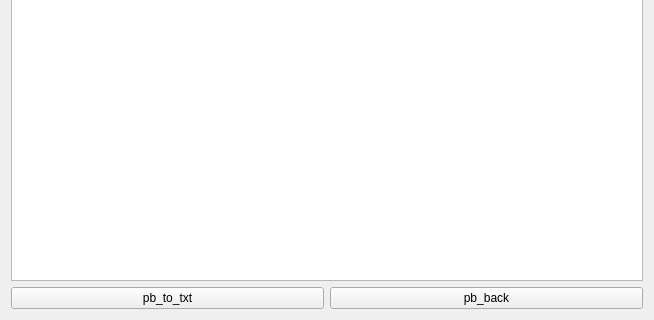
Qt form an_result.ui (Yavlados/VKR) before a commit; both pictures show x 0 to 654 and y 161 to 481 of the 654 by 481 pixel window.
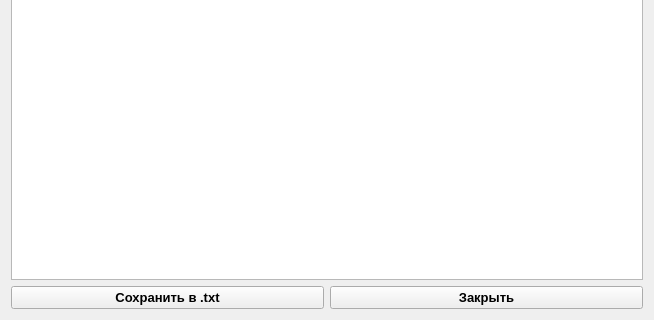
The same form after that commit.

Diff of the .ui file:
```diff
--- a/an_result.ui
+++ b/an_result.ui
@@ -30,15 +30,29 @@
     <layout class="QHBoxLayout" name="horizontalLayout">
      <item>
       <widget class="QPushButton" name="pb_to_txt">
+       <property name="font">
+        <font>
+         <pointsize>10</pointsize>
+         <weight>75</weight>
+         <bold>true</bold>
+        </font>
+       </property>
        <property name="text">
-        <string>pb_to_txt</string>
+        <string>Сохранить в .txt</string>
        </property>
       </widget>
      </item>
      <item>
       <widget class="QPushButton" name="pb_back">
+       <property name="font">
+        <font>
+         <pointsize>10</pointsize>
+         <weight>75</weight>
+         <bold>true</bold>
+        </font>
+       </property>
        <property name="text">
-        <string>pb_back</string>
+        <string>Закрыть</string>
        </property>
       </widget>
      </item>
```
